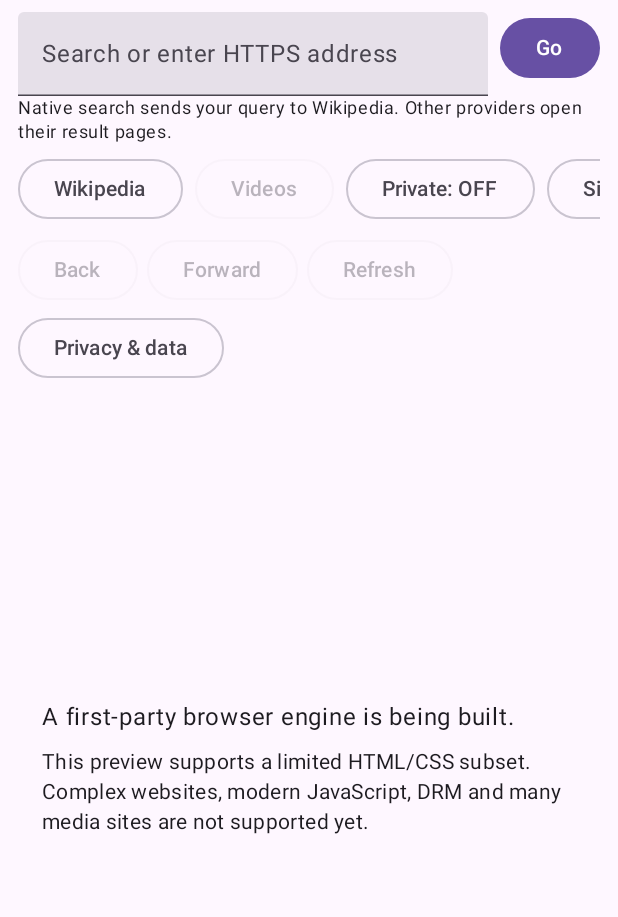
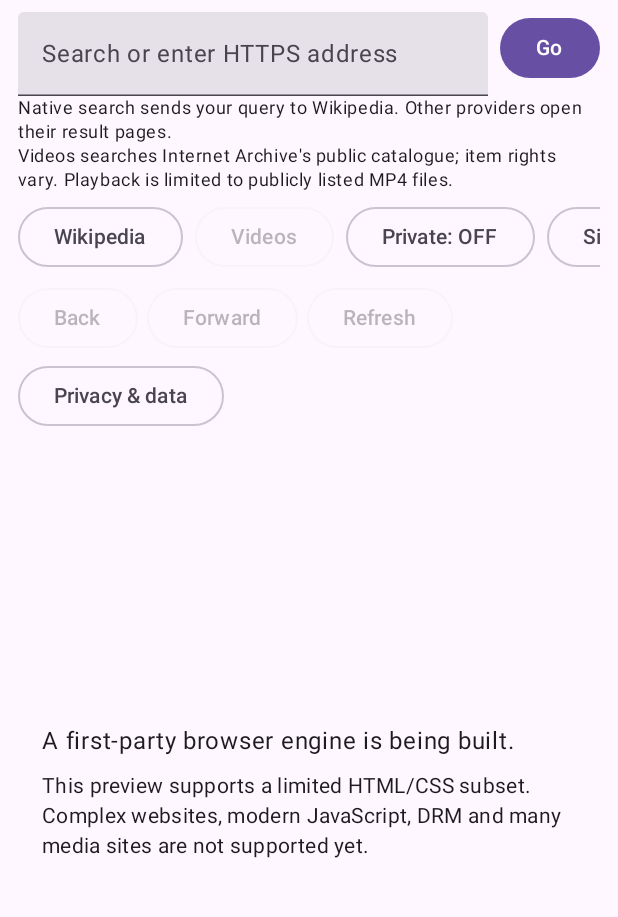
Before and after one commit to ishak6/fuck-ass-browser-, an Android app built with Jetpack Compose: the screen it shows after launch (MainActivity), on a phone screen of 412 x 824 dp, the part 66-983 px from its top. Run offline under Robolectric (Android 15) with nearby library versions, the phone set to English and light mode, and no system bars.

Commit message:
Clear stale video results and disclose video search source

```diff
--- a/app/src/main/java/com/fuckass/browser/MainActivity.kt
+++ b/app/src/main/java/com/fuckass/browser/MainActivity.kt
@@ -241,6 +241,7 @@ private fun BrowserShell(activity: ComponentActivity) {
         address = cleanQuery
         nativeSearchQuery = cleanQuery
         nativeResults = null
+        videoResults = null
         page = null
         loading = true
         error = null
@@ -384,6 +385,7 @@ private fun BrowserShell(activity: ComponentActivity) {
             if (selectedProvider == "wikipedia") {
                 Text("Native search sends your query to Wikipedia. Other providers open their result pages.", style = MaterialTheme.typography.bodySmall)
             }
+            Text("Videos searches Internet Archive's public catalogue; item rights vary. Playback is limited to publicly listed MP4 files.", style = MaterialTheme.typography.bodySmall)
             Row(
                 modifier = Modifier.fillMaxWidth().horizontalScroll(rememberScrollState()).padding(top = 6.dp),
                 horizontalArrangement = Arrangement.spacedBy(8.dp)
```
